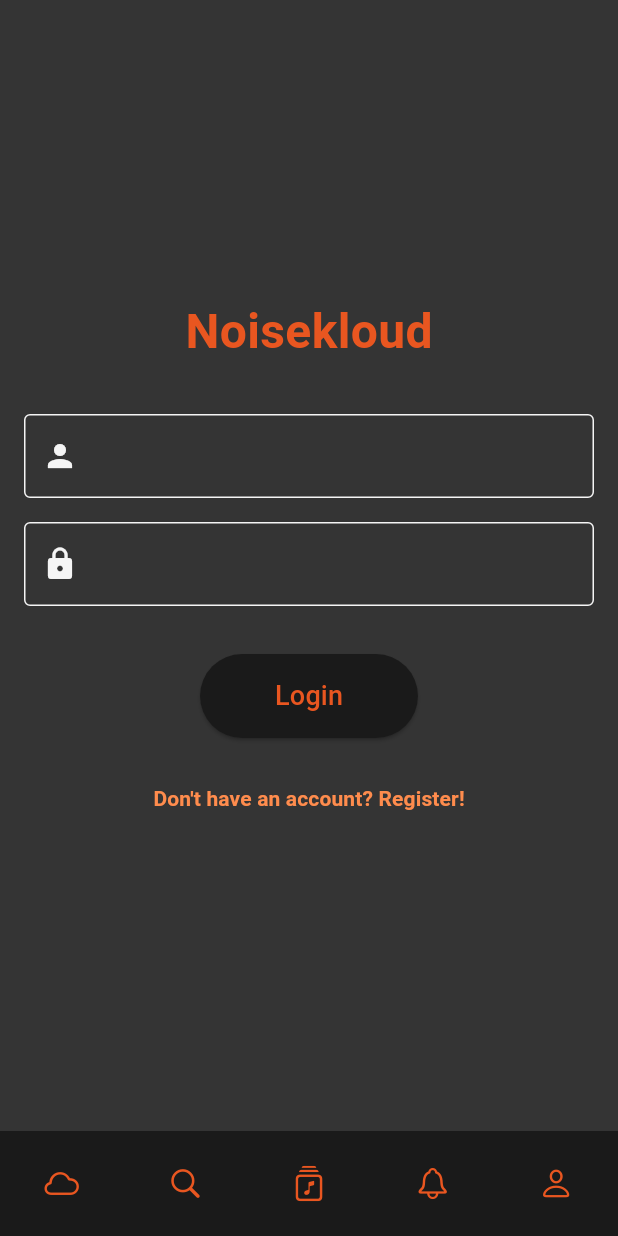
After one commit to batuhanyeniocak/Flutter-Noisekloud, a Flutter app: the LoginScreen screen opened by its route, on a phone screen of 412 x 824 dp. The commit adds this screen. Run offline on Flutter 3.47's test engine with Material 3 defaults, Android fonts, the phone set to English and light mode, and no system bars; our stand-ins replace go_router, google_fonts, lottie; missing offline and left inert: dotlottie_loader.

Commit message:
login screen tasarimi yapildi

```diff
--- a/lib/core/routes.dart
+++ b/lib/core/routes.dart
@@ -3,6 +3,7 @@ import 'package:go_router/go_router.dart';
 import '../screens/library_screen.dart';
 import '../screens/loading_screen.dart';
 import '../screens/home_screen.dart';
+import '../screens/login_screen.dart';
 import '../screens/notification_screen.dart';
 import '../screens/profile_screen.dart';
 
@@ -34,5 +35,9 @@ final router = GoRouter(
       path: '/notification',
       builder: (context, state) => const NotificationScreen(),
     ),
+    GoRoute(
+      path: '/login',
+      builder: (context, state) => const LoginScreen(),
+    ),
   ],
 );
--- a/lib/core/themes.dart
+++ b/lib/core/themes.dart
@@ -32,7 +32,7 @@ const darkColors = {
   "primary": Color(0xFFE95620),
   "onPrimary": Color.fromARGB(255, 241, 241, 241),
   "secondary": Color.fromARGB(255, 26, 26, 26),
-  "onSecondary": Color.fromARGB(255, 241, 241, 241),
+  "onSecondary": Color(0xFFFF8C4D),
   "surface": Color.fromARGB(255, 52, 52, 52),
   "onSurface": Color.fromARGB(255, 245, 245, 245),
   "success": Colors.green,
--- /dev/null
+++ b/lib/screens/login_screen.dart
@@ -0,0 +1,78 @@
+import 'package:flutter/material.dart';
+import 'package:flutter_app/core/themes.dart';
+import '../core/constants.dart';
+import '../widgets/bottom_menu.dart';
+
+class LoginScreen extends StatelessWidget {
+  const LoginScreen({super.key});
+
+  @override
+  Widget build(BuildContext context) {
+    final theme = Theme.of(context);
+    final colorScheme = theme.colorScheme;
+
+    return Scaffold(
+      backgroundColor: colorScheme.surface,
+      body: Padding(
+        padding: const EdgeInsets.all(16.0),
+        child: Column(
+          mainAxisAlignment: MainAxisAlignment.center,
+          children: [
+            Text(
+              'Noisekloud',
+              style: TextStyle(
+                fontSize: 32,
+                color: colorScheme.primary,
+                fontWeight: FontWeight.bold,
+              ),
+            ),
+            SizedBox(height: 32),
+            TextField(
+              decoration: InputDecoration(
+                filled: true,
+                fillColor: colorScheme.surface,
+                border: OutlineInputBorder(),
+                prefixIcon: Icon(Icons.person),
+                labelStyle: TextStyle(color: colorScheme.primary),
+              ),
+            ),
+            SizedBox(height: 16),
+            TextField(
+              obscureText: true,
+              decoration: InputDecoration(
+                filled: true,
+                fillColor: colorScheme.surface,
+                border: OutlineInputBorder(),
+                prefixIcon: Icon(Icons.lock),
+                labelStyle: TextStyle(color: colorScheme.surface),
+              ),
+            ),
+            SizedBox(height: 32),
+            ElevatedButton(
+              onPressed: () {},
+              style: ElevatedButton.styleFrom(
+                padding: EdgeInsets.symmetric(horizontal: 50, vertical: 15),
+                backgroundColor: colorScheme.secondary,
+              ),
+              child: Text('Login', style: TextStyle(fontSize: 18)),
+            ),
+            SizedBox(height: 16),
+            TextButton(
+              onPressed: () {
+                Navigator.pushNamed(context, '/register');
+              },
+              child: Text(
+                'Don\'t have an account? Register!',
+                style: TextStyle(
+                  color: colorScheme.onSecondary,
+                  fontWeight: FontWeight.w600,
+                ),
+              ),
+            ),
+          ],
+        ),
+      ),
+      bottomNavigationBar: const BottomMenu(),
+    );
+  }
+}
--- a/lib/widgets/bottom_menu.dart
+++ b/lib/widgets/bottom_menu.dart
@@ -54,7 +54,7 @@ class BottomMenu extends StatelessWidget {
               color: Color.fromARGB(255, 233, 86, 32),
             ),
             onPressed: () {
-              context.go("/profile");
+              context.go("/login");
             },
           ),
         ],
```
